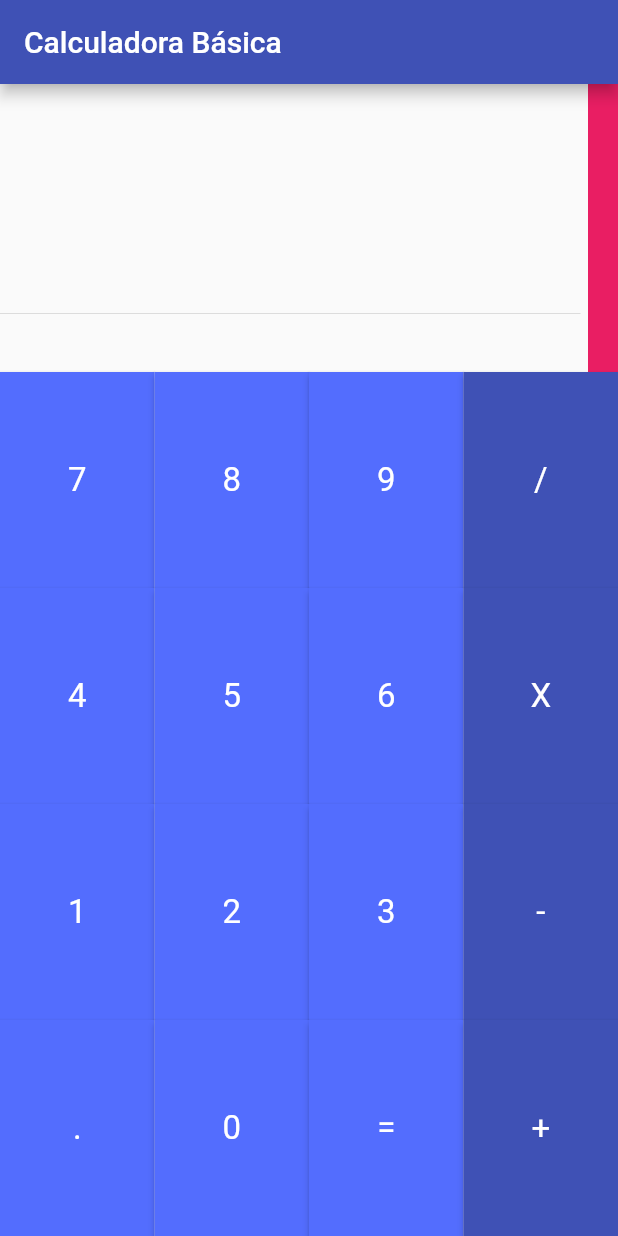
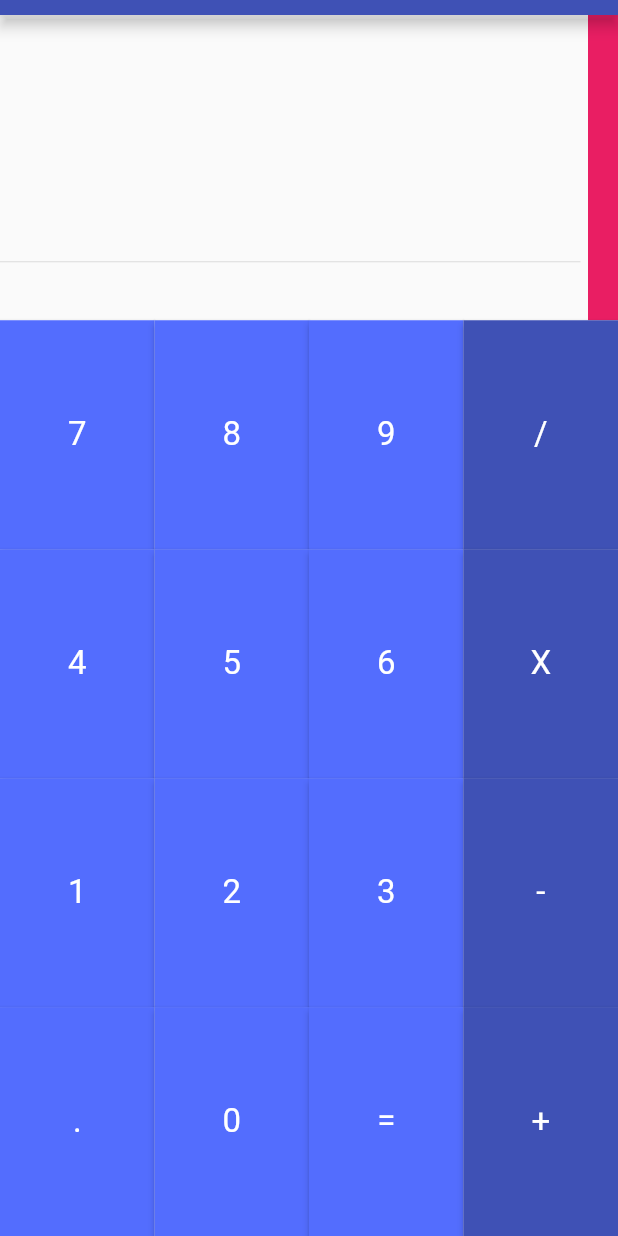
Before and after one commit to Dustec/curso_flutter, a Flutter app: the screen it shows after launch, on a phone screen of 412 x 824 dp. Run offline on Flutter 3.47's test engine with Material 2 defaults, Android fonts, the light colour scheme and no system bars.

Commit message:
Update calculator_stateful_page.dart

```diff
--- a/ej_calculadora/lib/pages/calculator_stateful_page.dart
+++ b/ej_calculadora/lib/pages/calculator_stateful_page.dart
@@ -19,7 +19,8 @@ class _CalculatorStatefulPageState extends State<CalculatorStatefulPage> {
   Widget build(BuildContext context) {
     return Scaffold(
       appBar: AppBar(
-        title: const Text('Calculadora Básica'),
+        toolbarHeight: 10,
+        backgroundColor: Colors.indigo,
       ),
       body: LayoutBuilder(
           builder: (BuildContext context, BoxConstraints constraints) {
```
